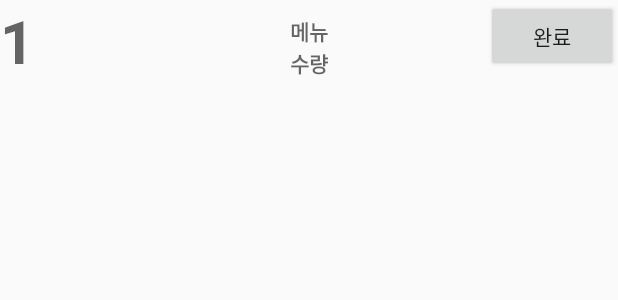
After one commit to yunji98/HankkiAdmin, an Android app: the layout order_list.xml on its own in the app's theme, with its tools: preview values and no code run, on a phone screen of 412 x 824 dp. The commit adds this screen. Shown: the top 300 px of the screen. Run offline under Robolectric (Android 15) with nearby library versions, the phone set to English and light mode, and no system bars.

Commit message:
ListAdapter MainActivity activity_main order_list AndroidManifest build.gradle vcs.xml

```diff
--- a/app/build.gradle
+++ b/app/build.gradle
@@ -36,6 +36,7 @@ dependencies {
     implementation 'com.google.firebase:firebase-analytics:17.2.0'
     implementation 'com.android.support:multidex:1.0.3'
     implementation 'com.google.firebase:firebase-core:17.0.0'
+    implementation 'com.google.firebase:firebase-firestore:21.3.0'
 }
 
 apply plugin: 'com.google.gms.google-services'
--- a/app/src/main/AndroidManifest.xml
+++ b/app/src/main/AndroidManifest.xml
@@ -15,6 +15,7 @@
 
                 <category android:name="android.intent.category.LAUNCHER" />
             </intent-filter>
+
         </activity>
     </application>
 
--- /dev/null
+++ b/app/src/main/res/layout/order_list.xml
@@ -0,0 +1,52 @@
+<?xml version="1.0" encoding="utf-8"?>
+<RelativeLayout
+    xmlns:android="http://schemas.android.com/apk/res/android"
+    android:orientation="vertical"
+    android:layout_width="match_parent"
+    android:layout_height="match_parent">
+
+    <RelativeLayout
+        android:layout_width="match_parent"
+        android:layout_height="wrap_content"
+        android:orientation="horizontal">
+
+        <TextView
+            android:layout_alignParentLeft="true"
+            android:id="@+id/orderNumView"
+            android:layout_width="wrap_content"
+            android:layout_height="wrap_content"
+            android:textSize="40dp"
+            android:textStyle="bold"
+            android:hint="1"/>
+
+        <LinearLayout
+            android:layout_centerHorizontal="true"
+            android:layout_marginTop="10dp"
+            android:layout_width="wrap_content"
+            android:layout_height="wrap_content"
+            android:orientation="vertical"
+            >
+            <TextView
+                android:id="@+id/menuView"
+                android:layout_width="wrap_content"
+                android:layout_height="wrap_content"
+                android:hint="메뉴"
+                android:textStyle="bold"/>
+
+            <TextView
+                android:id="@+id/amountView"
+                android:layout_width="wrap_content"
+                android:layout_height="wrap_content"
+                android:hint="수량"
+                android:textStyle="bold"/>
+        </LinearLayout>
+
+        <Button
+            android:layout_alignParentRight="true"
+            android:id="@+id/finishBtn"
+            android:layout_width="wrap_content"
+            android:layout_height="wrap_content"
+            android:text="완료"/>
+
+    </RelativeLayout>
+</RelativeLayout>
```
Also changed, not shown: app/src/main/java/com/example/hankkiadmin/ListAdapter.kt (added, +83 -0 lines), app/src/main/java/com/example/hankkiadmin/MainActivity.kt (+35 -1 lines), app/src/main/res/layout/activity_main.xml (+8 -8 lines).
